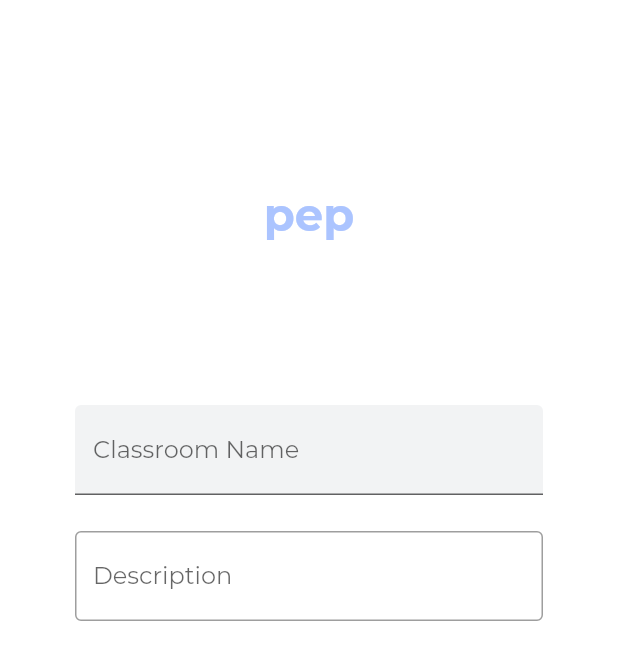
After one commit to ryanwoong/Music-App-IA, a Flutter app: the SignIn screen opened directly, on a phone screen of 412 x 824 dp. The commit adds this screen. Shown: the top 660 px of the screen. Run offline on Flutter 3.47's test engine with Material 2 defaults, Android fonts, the phone set to English and light mode, and no system bars; our stand-ins replace carousel_slider, firebase_auth, firebase_core; accounts and stored records are empty.

Commit message:
Added Firebase
+ Sign In page
+ Register Page
+ Wrapper

```diff
--- /dev/null
+++ b/lib/services/auth.dart
@@ -0,0 +1,6 @@
+import 'package:firebase_auth/firebase_auth.dart';
+
+class AuthService {
+  FirebaseAuth auth = FirebaseAuth.instance;
+
+}
--- a/lib/ui/shared/utils/constants.dart
+++ b/lib/ui/shared/utils/constants.dart
@@ -2,14 +2,30 @@ import 'package:flutter/material.dart';
 
 abstract class ThemeText {
   static const titleText = TextStyle(
-      color: Colors.mainColor, fontSize: 30, fontFamily: 'Montserrat', fontWeight: FontWeight.bold);
-  static const secondaryTitleText = TextStyle(
-      color: Colors.mainColor, fontSize: 23, fontFamily: 'Montserrat', fontWeight: FontWeight.bold);
+      color: Colors.mainColor,
+      fontSize: 30,
+      fontFamily: 'Montserrat',
+      fontWeight: FontWeight.bold);
+  static const secondaryTitleTextBlue = TextStyle(
+      color: Colors.mainColor,
+      fontSize: 23,
+      fontFamily: 'Montserrat',
+      fontWeight: FontWeight.bold);
+  static const secondaryTitleTextBlack = TextStyle(
+      color: Colors.black,
+      fontSize: 23,
+      fontFamily: 'Montserrat',
+      fontWeight: FontWeight.bold);
   static const secondaryText = TextStyle(
-      color: Colors.darkGrey, fontSize: 20, fontFamily: 'Montserrat', fontWeight: FontWeight.w500);
+      color: Colors.darkGrey,
+      fontSize: 20,
+      fontFamily: 'Montserrat',
+      fontWeight: FontWeight.w500);
 }
 
 abstract class Colors {
   static const mainColor = Color(0xFFabc4ff);
   static const darkGrey = Color(0xFFadb5bd);
+  static const lightGrey = Color(0xFFF2F3F4);
+  static const black = Color(0xFF000000);
 }
--- /dev/null
+++ b/lib/ui/views/authenticate/sign_in.dart
@@ -0,0 +1,80 @@
+import 'package:flutter/material.dart';
+import 'package:pep/ui/views/authenticate/authenticate.dart';
+import '../../shared/utils/constants.dart' as constants;
+
+class SignIn extends StatefulWidget {
+  // Constructor for toggleView function
+  final Function? toggleView;
+  SignIn({this.toggleView});
+
+  @override
+  _SignInState createState() => _SignInState();
+}
+
+class _SignInState extends State<SignIn> {
+
+  // Private variable
+  final _formKey = GlobalKey<FormState>();
+  String error = '';
+  bool loading = false;
+
+  // Text field intial states
+  String email = '';
+  String password = '';
+
+
+  @override
+  Widget build(BuildContext context) {
+    return SafeArea(
+      child: Scaffold(
+        backgroundColor: Colors.white,
+        body: Container(
+          padding: const EdgeInsets.symmetric(vertical: 125),
+          child: Column(
+          mainAxisAlignment: MainAxisAlignment.center,
+          children: <Widget>[
+            Text(
+              "pep",
+              style: constants.ThemeText.titleText
+            ),
+            SizedBox(height: 50.0),
+            Expanded(
+              child: Form(
+              key: _formKey,
+              child: ListView(
+                padding: EdgeInsets.only(top: 50.0, left: 50.0, right: 50.0),
+                children: <Widget>[
+                  Container(
+                    padding: EdgeInsets.symmetric(vertical: 8.0),
+                    child: TextFormField(
+                      decoration: InputDecoration(
+                        labelText: "Classroom Name",
+                        hintText: "What's name of the new classroom?",
+                        fillColor: constants.Colors.lightGrey,
+                        filled: true
+                      ),
+                    )
+                  ),
+                  SizedBox(height: 8.0,),
+                  Container(
+                    padding: EdgeInsets.symmetric(vertical: 8.0),
+                    child: TextFormField(
+                      decoration: InputDecoration(
+                        border: OutlineInputBorder(),
+                        labelText: "Description",
+                        hintText: "Description of the new classroom",
+                      ),
+                      //maxLines: 5,
+                    ),
+                  ),
+                ]
+              ),
+            ),
+          ),
+        ],
+      ),
+        ),
+      ),
+    );
+  }
+}
--- a/pubspec.yaml
+++ b/pubspec.yaml
@@ -35,6 +35,8 @@ dependencies:
   # Use with the CupertinoIcons class for iOS style icons.
   cupertino_icons: ^1.0.2
   carousel_slider: ^4.0.0
+  firebase_core: ^1.10.0
+  firebase_auth: ^3.2.0
 
 dev_dependencies:
   flutter_test:
```
Also changed, not shown: lib/main.dart (+8 -2 lines), lib/ui/views/authenticate/authenticate.dart (added, +29 -0 lines), lib/ui/views/authenticate/register.dart (added, +23 -0 lines), lib/ui/views/home/home.dart (renamed from lib/ui/views/home.dart, +4 -4 lines), lib/ui/views/wrapper.dart (added, +19 -0 lines), pubspec.lock, 3 other files.
